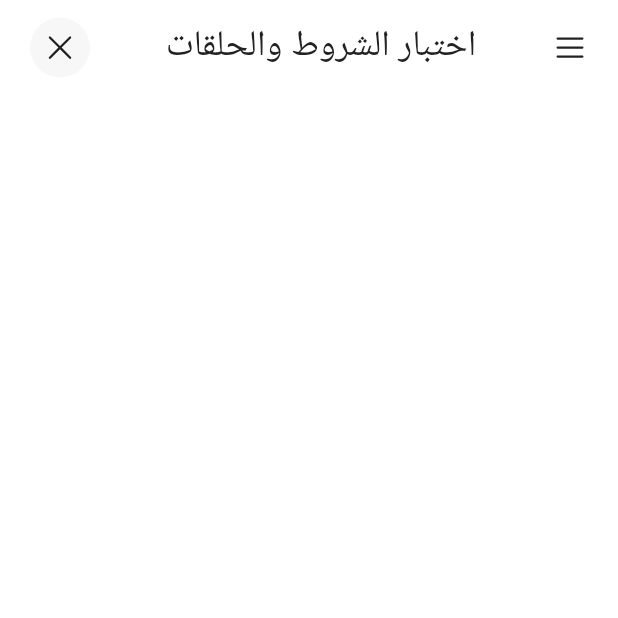
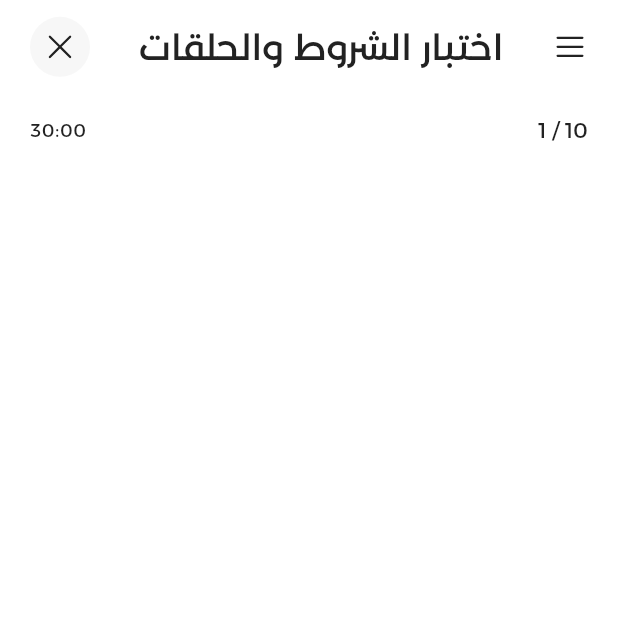
Before and after one commit to HackerhaTeam/student_app, a Flutter app: the screen it shows after launch, on a phone screen of 412 x 824 dp, the top half of it. Run offline on Flutter 3.47's test engine with Material 3 defaults, Android fonts, the phone set to English and light mode, and no system bars; our stand-ins replace flutter_bloc, phosphor_flutter.

Commit message:
add font

```diff
--- a/lib/core/widgets/custom_circle_icon_button.dart
+++ b/lib/core/widgets/custom_circle_icon_button.dart
@@ -16,7 +16,7 @@ class CustomCircleIconButton extends StatelessWidget {
 
   @override
   Widget build(BuildContext context) {
-    return InkWell(
+    return GestureDetector(
       onTap: () {},
       child: Stack(
         alignment: Alignment.center,
--- a/lib/core/widgets/custom_icon_button.dart
+++ b/lib/core/widgets/custom_icon_button.dart
@@ -13,7 +13,7 @@ class CustomIconButton extends StatelessWidget {
   final double size;
   @override
   Widget build(BuildContext context) {
-    return InkWell(
+    return GestureDetector(
       onTap: () {},
       child: Stack(
         alignment: Alignment.center,
--- a/lib/features/quiz/presentation/pages/widgets/quiz_page_body.dart
+++ b/lib/features/quiz/presentation/pages/widgets/quiz_page_body.dart
@@ -1,39 +1,31 @@
 import 'package:flutter/material.dart';
-import 'package:phosphor_flutter/phosphor_flutter.dart';
 import 'package:student_hackerha/core/functions/get_responsive_size.dart';
-import 'package:student_hackerha/core/themes/extentions/app_backgrounds.dart';
-import 'package:student_hackerha/core/themes/typoGraphy/app_text_styles.dart';
-import 'package:student_hackerha/core/widgets/custom_circle_icon_button.dart';
-import 'package:student_hackerha/core/widgets/custom_icon_button.dart';
+import 'package:student_hackerha/features/quiz/presentation/pages/widgets/quiz_page_header.dart';
 
 class QuizPageBody extends StatelessWidget {
   const QuizPageBody({super.key});
 
   @override
   Widget build(BuildContext context) {
-    var backgrounds = Theme.of(context).extension<AppBackgrounds>()!;
     return Padding(
       padding: EdgeInsets.symmetric(
           horizontal: 20.w(context), vertical: 10.h(context)),
       child: Column(
         children: [
+          QuizPageHeader(),
+          SizedBox(height: 24.w(context)),
           Row(
             mainAxisAlignment: MainAxisAlignment.spaceBetween,
             children: [
-             CustomIconButton(
-                  iconDataPhosphor: PhosphorIcons.list(), size: 24.w(context)),
               Text(
-                'اختبار الشروط والحلقات',
-                style: Theme.of(context).textTheme.xHeadingXLarge,
+                '10 / 1',
+                style: Theme.of(context).textTheme.labelLarge,
               ),
 
-
-
-                    CustomCircleIconButton(
-                size: 24.w(context),
-                backgrounds: backgrounds,
-                iconDataPhosphor: PhosphorIcons.x(),
-              ),
+              Text(
+                '30:00',
+                style: Theme.of(context).textTheme.labelMedium,
+              )
             ],
           )
         ],
--- a/lib/features/quiz/presentation/pages/widgets/quiz_page_header.dart
+++ b/lib/features/quiz/presentation/pages/widgets/quiz_page_header.dart
@@ -0,0 +1,36 @@
+
+
+import 'package:flutter/material.dart';
+import 'package:phosphor_flutter/phosphor_flutter.dart';
+import 'package:student_hackerha/core/functions/get_responsive_size.dart';
+import 'package:student_hackerha/core/themes/extentions/app_backgrounds.dart';
+import 'package:student_hackerha/core/themes/typoGraphy/app_text_styles.dart';
+import 'package:student_hackerha/core/widgets/custom_circle_icon_button.dart';
+import 'package:student_hackerha/core/widgets/custom_icon_button.dart';
+
+class QuizPageHeader extends StatelessWidget {
+  const QuizPageHeader({
+    super.key,
+  });
+
+  @override
+  Widget build(BuildContext context) {
+    var backgrounds = Theme.of(context).extension<AppBackgrounds>()!;
+    return Row(
+      mainAxisAlignment: MainAxisAlignment.spaceBetween,
+      children: [
+        CustomIconButton(
+            iconDataPhosphor: PhosphorIcons.list(), size: 24.w(context)),
+        Text(
+          'اختبار الشروط والحلقات',
+          style: Theme.of(context).textTheme.xHeadingXLarge,
+        ),
+        CustomCircleIconButton(
+          size: 24.w(context),
+          backgrounds: backgrounds,
+          iconDataPhosphor: PhosphorIcons.x(),
+        ),
+      ],
+    );
+  }
+}
```
Also changed, not shown: pubspec.yaml (+5 -5 lines), assets/fonts/Montserrat-Arabic Light 300.otf (added), assets/fonts/Montserrat-Arabic Regular 400.otf (added), 4 other files.
